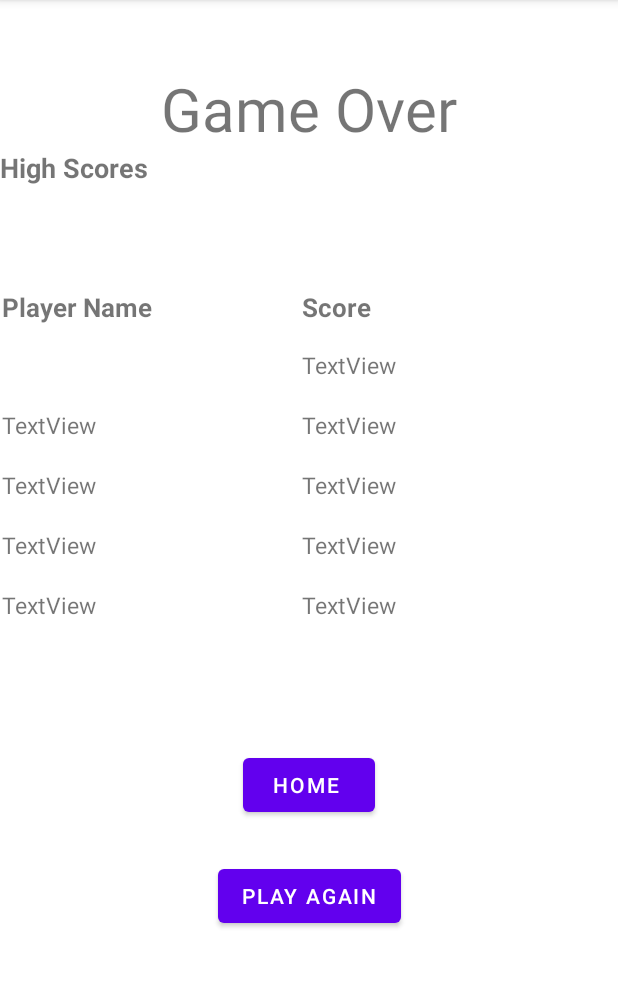
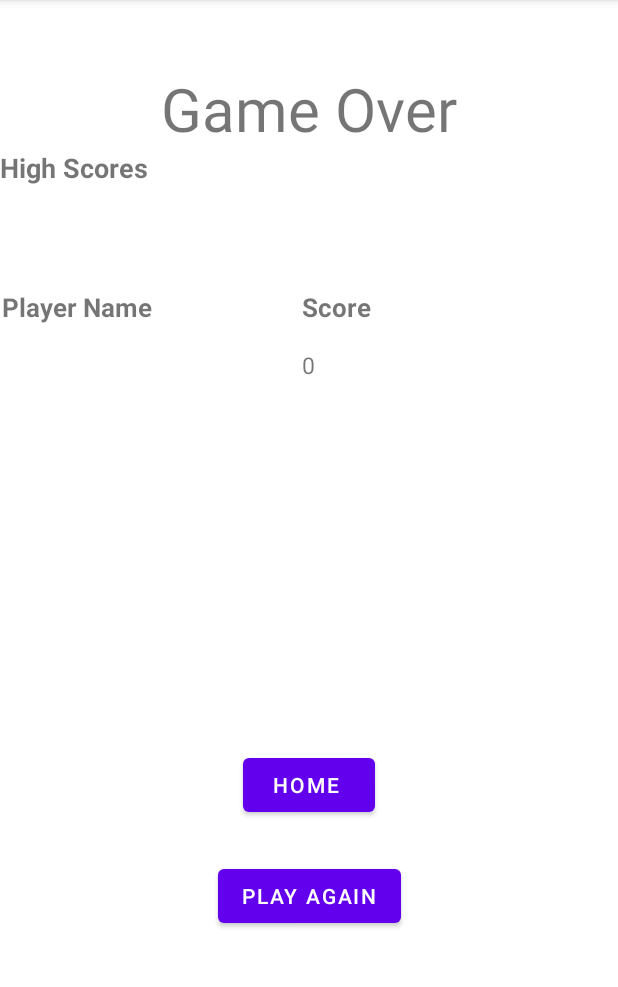
Before and after one commit to Kristio1232/CodingEntourage, an Android app: the GameOverActivity screen opened directly, with no data from a screen before it, on a phone screen of 412 x 824 dp, the part 84-1071 px from its top. Run offline under Robolectric (Android 15) with nearby library versions, the light colour scheme and no system bars; 2 statements that could not run were skipped.

Commit message:
Andrew HighScore

```diff
--- a/RandomIconMemorization/app/src/main/java/com/example/randomiconmemorization/GameOverActivity.java
+++ b/RandomIconMemorization/app/src/main/java/com/example/randomiconmemorization/GameOverActivity.java
@@ -12,15 +12,49 @@ public class GameOverActivity extends AppCompatActivity {
     private int currentPlayerPoints;
     private HighScore highScore = new HighScore();
     private TextView HighScoreName1;
+    private TextView HighScoreName2;
+    private TextView HighScoreName3;
+    private TextView HighScoreName4;
+    private TextView HighScoreName5;
+    private TextView ScoreName1;
+    private TextView ScoreName2;
+    private TextView ScoreName3;
+    private TextView ScoreName4;
+    private TextView ScoreName5;
+    private TextView[] names = new TextView[] { HighScoreName1, HighScoreName2, HighScoreName3, HighScoreName4, HighScoreName5};
+    private TextView[] Scores = new TextView[] { ScoreName1, ScoreName2, ScoreName3, ScoreName4, ScoreName5};
+    private int index = 0;
     @Override
     protected void onCreate(Bundle savedInstanceState) {
         super.onCreate(savedInstanceState);
         setContentView(R.layout.activity_game_over);
         currentPlayerName = getIntent().getExtras().getString("playerName");
         currentPlayerPoints = getIntent().getExtras().getInt("playerScore");
-        HighScoreName1 = findViewById(R.id.HighScoreName1);
-        HighScoreName1.setText(currentPlayerName);
+        Score newPlayer = new Score();
+        newPlayer.add(currentPlayerName, currentPlayerPoints);
+        highScore.addScores(newPlayer);
+        names[0] = findViewById(R.id.HighScoreName1);
+        names[1] = findViewById(R.id.HighScoreName2);
+        names[2] = findViewById(R.id.HighScoreName3);
+        names[3] = findViewById(R.id.HighScoreName4);
+        names[4] = findViewById(R.id.HighScoreName5);
+        Scores[0] = findViewById(R.id.ScoreName1);
+        Scores[1] = findViewById(R.id.ScoreName2);
+        Scores[2] = findViewById(R.id.ScoreName3);
+        Scores[3] = findViewById(R.id.ScoreName4);
+        Scores[4] = findViewById(R.id.ScoreName5);
+        if(index < 5)
+            index ++;
+        for(int i = 0; i < index; i++)
+        {
+            names[i].setText(highScore.getHighScores().get(i).getScores()[0]);
+        }
+        for(int j = 0; j < index; j++)
+        {
+            Scores[j].setText( highScore.getHighScores().get(j).getScores()[1]);
+        }
     }
+
     public void HomeButton(View v) {
         Intent intent = new Intent(this, MainActivity.class);
         startActivity(intent);
--- a/RandomIconMemorization/app/src/main/res/layout/activity_game_over.xml
+++ b/RandomIconMemorization/app/src/main/res/layout/activity_game_over.xml
@@ -69,14 +69,12 @@
                 android:id="@+id/HighScoreName1"
                 android:layout_width="129dp"
                 android:layout_height="40dp"
-                android:text="TextView"
                 android:textSize="15dp" />
 
             <TextView
-                android:id="@+id/textView22"
+                android:id="@+id/ScoreName1"
                 android:layout_width="129dp"
                 android:layout_height="40dp"
-                android:text="TextView"
                 android:textSize="15dp" />
         </TableRow>
 
@@ -85,17 +83,15 @@
             android:layout_height="match_parent">
 
             <TextView
-                android:id="@+id/textView36"
+                android:id="@+id/HighScoreName2"
                 android:layout_width="129dp"
                 android:layout_height="40dp"
-                android:text="TextView"
                 android:textSize="15dp" />
 
             <TextView
-                android:id="@+id/textView37"
+                android:id="@+id/ScoreName2"
                 android:layout_width="129dp"
                 android:layout_height="40dp"
-                android:text="TextView"
                 android:textSize="15dp" />
         </TableRow>
 
@@ -104,17 +100,15 @@
             android:layout_height="match_parent">
 
             <TextView
-                android:id="@+id/textView38"
+                android:id="@+id/HighScoreName3"
                 android:layout_width="wrap_content"
                 android:layout_height="40dp"
-                android:text="TextView"
                 android:textSize="15dp" />
 
             <TextView
-                android:id="@+id/textView39"
+                android:id="@+id/ScoreName3"
                 android:layout_width="wrap_content"
                 android:layout_height="40dp"
-                android:text="TextView"
                 android:textSize="15dp" />
         </TableRow>
 
@@ -123,17 +117,15 @@
             android:layout_height="match_parent">
 
             <TextView
-                android:id="@+id/textView40"
+                android:id="@+id/HighScoreName4"
                 android:layout_width="wrap_content"
                 android:layout_height="40dp"
-                android:text="TextView"
                 android:textSize="15dp" />
 
             <TextView
-                android:id="@+id/textView41"
+                android:id="@+id/ScoreName4"
                 android:layout_width="wrap_content"
                 android:layout_height="40dp"
-                android:text="TextView"
                 android:textSize="15dp" />
         </TableRow>
 
@@ -142,17 +134,15 @@
             android:layout_height="match_parent">
 
             <TextView
-                android:id="@+id/textView42"
+                android:id="@+id/HighScoreName5"
                 android:layout_width="wrap_content"
                 android:layout_height="40dp"
-                android:text="TextView"
                 android:textSize="15dp" />
 
             <TextView
-                android:id="@+id/textView43"
+                android:id="@+id/ScoreName5"
                 android:layout_width="wrap_content"
                 android:layout_height="40dp"
-                android:text="TextView"
                 android:textSize="15dp" />
         </TableRow>
 
```
